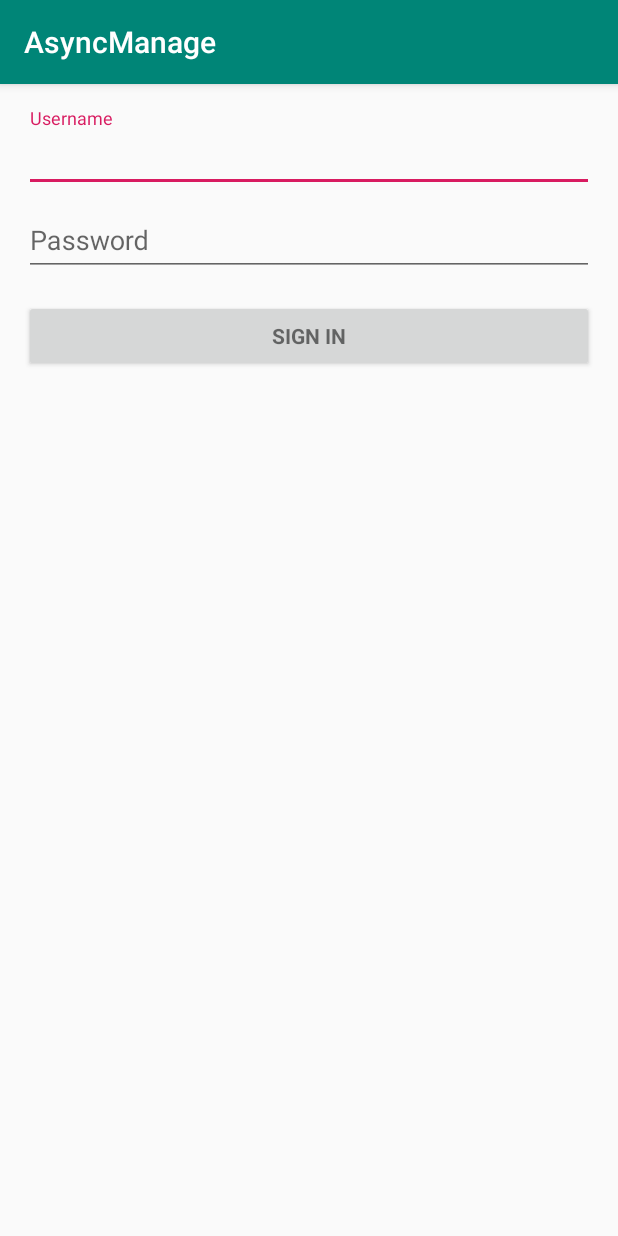
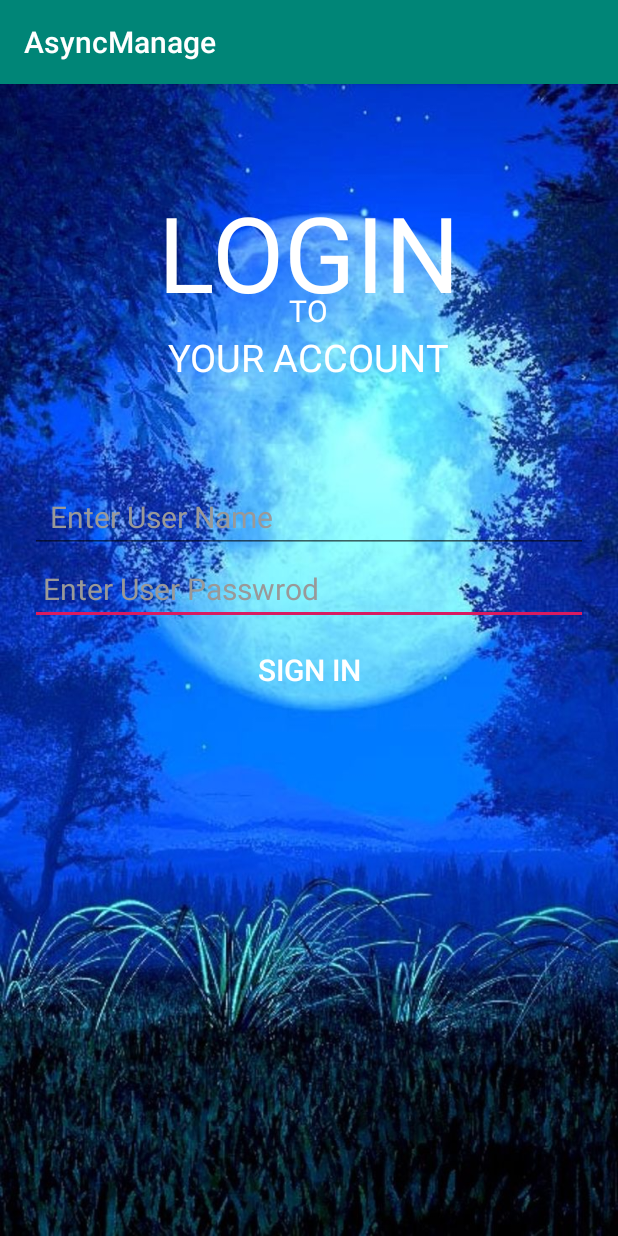
Before and after one commit to r4zorgeek/AsyncManage, an Android app: the screen it shows after launch (LoginActivity), on a phone screen of 412 x 824 dp. Run offline under Robolectric (Android 15) with nearby library versions, the phone set to English and light mode, and no system bars; our stand-ins replace Volley; 2 statements that could not run were skipped.

Commit message:
Login Layout

```diff
--- a/app/src/main/java/com/r4zor/asyncmanage/LoginActivity.java
+++ b/app/src/main/java/com/r4zor/asyncmanage/LoginActivity.java
@@ -84,7 +84,7 @@ public class LoginActivity extends AppCompatActivity implements LoaderCallbacks<
         super.onCreate(savedInstanceState);
         setContentView(R.layout.activity_login);
         // Set up the login form.
-        mEmailView = (AutoCompleteTextView) findViewById(R.id.email);
+        mEmailView = (AutoCompleteTextView) findViewById(R.id.username);
         populateAutoComplete();
 
         mPasswordView = (EditText) findViewById(R.id.password);
--- a/app/src/main/res/layout/activity_login.xml
+++ b/app/src/main/res/layout/activity_login.xml
@@ -1,78 +1,109 @@
-<?xml version="1.0" encoding="utf-8"?>
-<LinearLayout xmlns:android="http://schemas.android.com/apk/res/android"
+<RelativeLayout xmlns:android="http://schemas.android.com/apk/res/android"
     xmlns:tools="http://schemas.android.com/tools"
+    android:id="@+id/login_form"
     android:layout_width="match_parent"
     android:layout_height="match_parent"
-    android:gravity="center_horizontal"
-    android:orientation="vertical"
-    android:paddingLeft="@dimen/activity_horizontal_margin"
-    android:paddingTop="@dimen/activity_vertical_margin"
-    android:paddingRight="@dimen/activity_horizontal_margin"
-    android:paddingBottom="@dimen/activity_vertical_margin"
-    tools:context=".LoginActivity">
+    android:background="@drawable/login_background"
+    tools:context=".MainActivity">
 
-    <!-- Login progress -->
     <ProgressBar
         android:id="@+id/login_progress"
-        style="?android:attr/progressBarStyleLarge"
+        style="?android:attr/progressBarStyle"
         android:layout_width="wrap_content"
         android:layout_height="wrap_content"
-        android:layout_marginBottom="8dp"
-        android:visibility="gone" />
+        android:layout_marginStart="200dp"
+        android:layout_marginTop="300dp"
+        android:layout_marginEnd="100dp"
+        android:layout_marginBottom="100dp"
+        android:visibility="invisible" />
 
-    <ScrollView
-        android:id="@+id/login_form"
+    <Button
+        android:id="@+id/email_sign_in_button"
+        android:layout_width="fill_parent"
+        android:layout_height="wrap_content"
+        android:layout_below="@+id/password"
+        android:layout_alignStart="@+id/password"
+        android:layout_alignLeft="@+id/password"
+        android:layout_alignEnd="@+id/password"
+        android:layout_alignRight="@+id/password"
+        android:layout_marginTop="6dp"
+        android:background="#00FFFFFF"
+        android:text="SIGN IN"
+        android:textColor="@android:color/white"
+        android:textSize="20sp" />
+
+    <EditText
+        android:id="@+id/password"
+        android:layout_width="wrap_content"
+        android:layout_height="wrap_content"
+        android:layout_below="@+id/username"
+        android:layout_alignStart="@+id/username"
+        android:layout_alignLeft="@+id/username"
+        android:layout_alignEnd="@+id/username"
+        android:layout_alignRight="@+id/username"
+        android:ems="10"
+        android:hint=" Enter User Passwrod"
+        android:inputType="textPassword"
+        android:textColor="#FFFFFF"
+        android:textColorHint="#999999"
+        android:textSize="20sp" />
+
+    <AutoCompleteTextView
+        android:id="@+id/username"
         android:layout_width="match_parent"
-        android:layout_height="match_parent">
+        android:layout_height="wrap_content"
+        android:layout_below="@+id/textView3"
+        android:layout_centerHorizontal="true"
+        android:layout_marginLeft="20dp"
+        android:layout_marginTop="65dp"
+        android:layout_marginRight="20dp"
+        android:hint="  Enter User Name"
+        android:textColor="#FFFFFF"
+        android:textColorHint="#999999"
+        android:textSize="20sp" />
 
-        <LinearLayout
-            android:id="@+id/email_login_form"
-            android:layout_width="match_parent"
-            android:layout_height="wrap_content"
-            android:orientation="vertical">
+    <TextView
+        android:id="@+id/textView"
+        android:layout_width="wrap_content"
+        android:layout_height="wrap_content"
+        android:layout_alignParentTop="true"
+        android:layout_centerHorizontal="true"
+        android:layout_marginTop="65dp"
+        android:text="LOGIN"
+        android:textAppearance="?android:attr/textAppearanceMedium"
+        android:textColor="#FFFFFF"
+        android:textSize="70sp" />
 
-            <android.support.design.widget.TextInputLayout
-                android:layout_width="match_parent"
-                android:layout_height="wrap_content">
+    <TextView
+        android:id="@+id/textView2"
+        android:layout_width="wrap_content"
+        android:layout_height="wrap_content"
+        android:layout_alignTop="@+id/textView"
+        android:layout_centerHorizontal="true"
+        android:layout_marginTop="72dp"
+        android:text="TO"
+        android:textAppearance="?android:attr/textAppearanceMedium"
+        android:textColor="#FFFFFF"
+        android:textSize="20sp" />
 
-                <AutoCompleteTextView
-                    android:id="@+id/email"
-                    android:layout_width="match_parent"
-                    android:layout_height="wrap_content"
-                    android:hint="@string/prompt_username"
-                    android:inputType="textEmailAddress"
-                    android:maxLines="1"
-                    android:singleLine="true" />
+    <TextView
+        android:id="@+id/textView3"
+        android:layout_width="wrap_content"
+        android:layout_height="wrap_content"
+        android:layout_below="@+id/textView2"
+        android:layout_centerHorizontal="true"
+        android:text="YOUR ACCOUNT"
+        android:textAppearance="?android:attr/textAppearanceMedium"
+        android:textColor="#FFFFFF"
+        android:textSize="25sp" />
 
-            </android.support.design.widget.TextInputLayout>
+    <View
+        android:id="@+id/title"
+        android:layout_width="match_parent"
+        android:layout_height="wrap_content"
+        android:layout_alignParentTop="true"
+        android:layout_marginTop="-3dp"
+        android:alpha="0"
+        android:background="#000000" />
 
-            <android.support.design.widget.TextInputLayout
-                android:layout_width="match_parent"
-                android:layout_height="wrap_content">
-
-                <EditText
-                    android:id="@+id/password"
-                    android:layout_width="match_parent"
-                    android:layout_height="wrap_content"
-                    android:hint="@string/prompt_password"
-                    android:imeActionId="6"
-                    android:imeActionLabel="@string/action_sign_in_short"
-                    android:imeOptions="actionUnspecified"
-                    android:inputType="textPassword"
-                    android:maxLines="1"
-                    android:singleLine="true" />
-
-            </android.support.design.widget.TextInputLayout>
-
-            <Button
-                android:id="@+id/email_sign_in_button"
-                style="?android:textAppearanceSmall"
-                android:layout_width="match_parent"
-                android:layout_height="wrap_content"
-                android:layout_marginTop="16dp"
-                android:text="@string/action_sign_in"
-                android:textStyle="bold" />
-
-        </LinearLayout>
-    </ScrollView>
-</LinearLayout>
+</RelativeLayout>
--- a/app/src/main/res/menu/activity_main_drawer.xml
+++ b/app/src/main/res/menu/activity_main_drawer.xml
@@ -15,7 +15,7 @@
             android:title="Delete User" />
         <item
             android:id="@+id/nav_change_request_pass"
-            android:title="Change Passwd" />
+            android:title="Change Password" />
         <item
             android:id="@+id/nav_history"
             android:title="History" />
--- a/app/src/main/res/values/strings.xml
+++ b/app/src/main/res/values/strings.xml
@@ -15,8 +15,8 @@
     <string name="title_activity_main">MainActivity</string>
     <string name="navigation_drawer_open">Open navigation drawer</string>
     <string name="navigation_drawer_close">Close navigation drawer</string>
-    <string name="nav_header_title">Android Studio</string>
+    <string name="nav_header_title">AsyncManager</string>
     <string name="nav_header_subtitle">android.studio@android.com</string>
-    <string name="nav_header_desc">Navigation header</string>
+    <string name="nav_header_desc">Manage User Accounts</string>
     <string name="action_settings">Settings</string>
 </resources>
```
Also changed, not shown: app/src/main/login_background-web.png (added), app/src/main/res/drawable/login_background.jpg (added).
